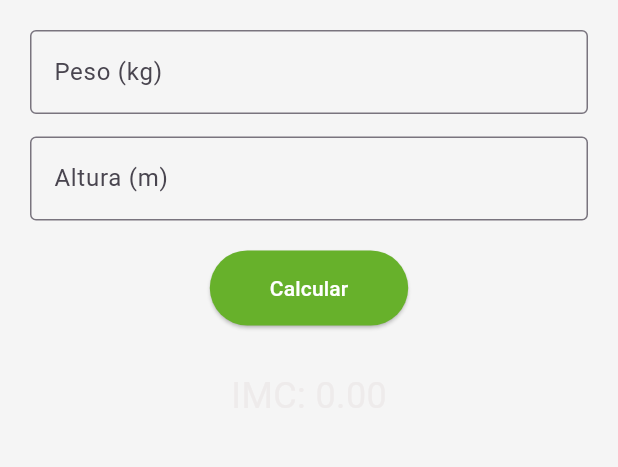
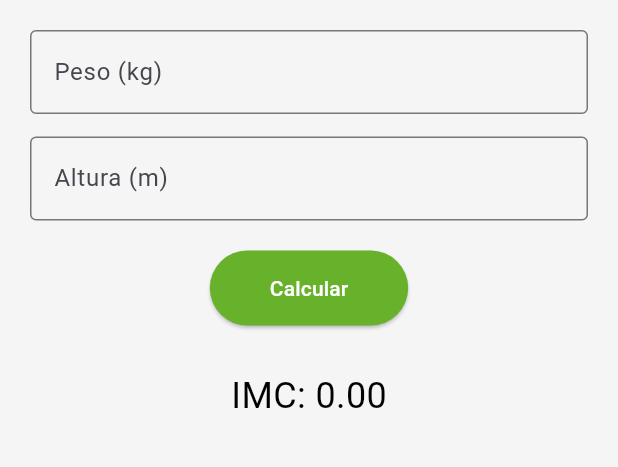
Before and after one commit to Mafer2805/Single-App, a Flutter app: the screen it shows after launch, on a phone screen of 412 x 824 dp, the part 84-551 px from its top. Run offline on Flutter 3.47's test engine with Material 3 defaults, Android fonts, the phone set to English and light mode, and no system bars.

Commit message:
Corrección de colores

```diff
--- a/my_app/lib/main.dart
+++ b/my_app/lib/main.dart
@@ -144,7 +144,10 @@ class _HomePageState extends State<HomePage> {
             const SizedBox(height: 30),
             Text(
               "IMC: ${imc.toStringAsFixed(2)}",
-              style: const TextStyle(fontSize: 24),
+              style: const TextStyle(
+                fontSize: 24,
+                color: Colors.black,
+              ),
             ),
             // Texto que muestra la clasificación del IMC
             Text(
```
